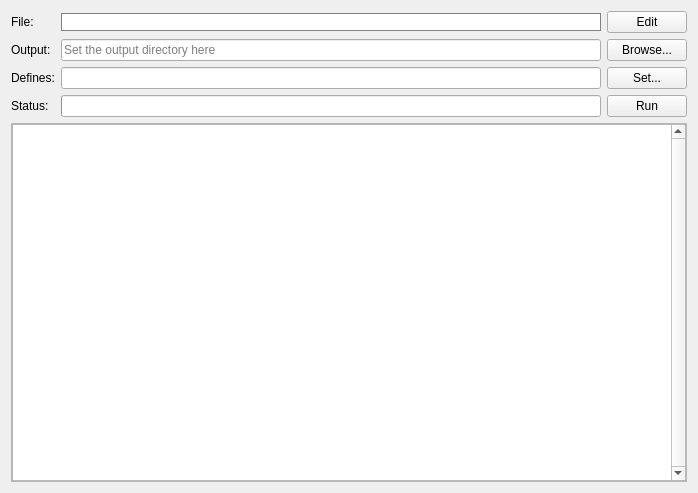
The window that src/gui/SimulationWidget.ui (torrentg/ccruncher) describes before a commit, drawn with Qt 5.
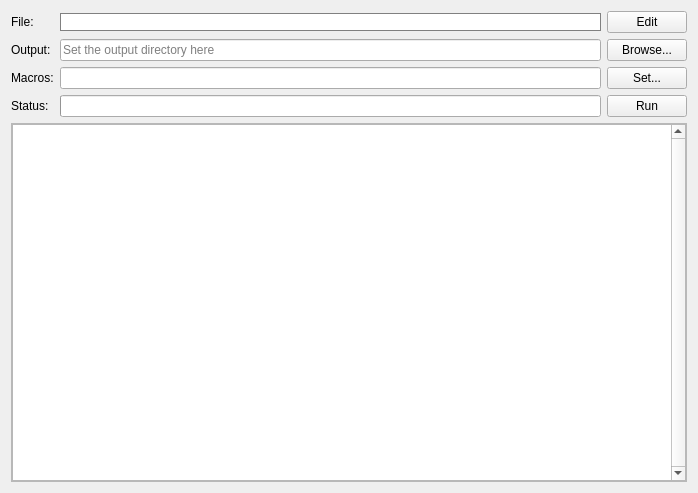
The same window after the commit. Icons and pictures are not drawn. Custom widgets are drawn as their Qt base class.

The edit to the form file:
```diff
--- a/src/gui/SimulationWidget.ui
+++ b/src/gui/SimulationWidget.ui
@@ -68,7 +68,7 @@
      <item row="2" column="0">
       <widget class="QLabel" name="label_3">
        <property name="text">
-        <string>Defines:</string>
+        <string>Macros:</string>
        </property>
       </widget>
      </item>
```
